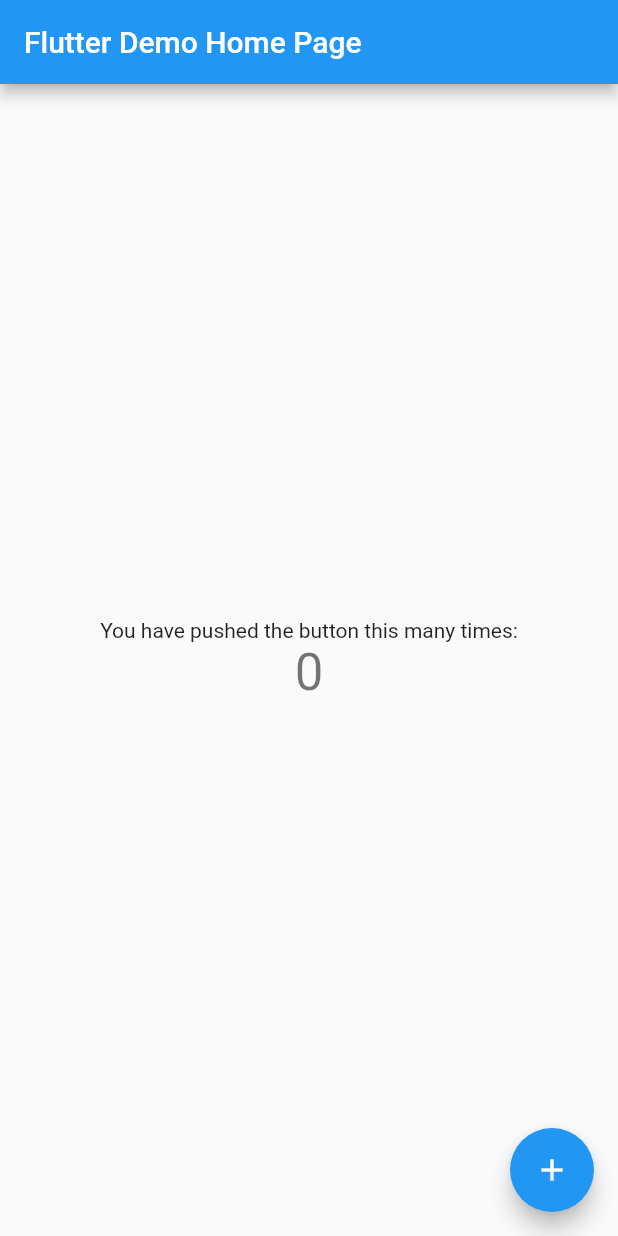
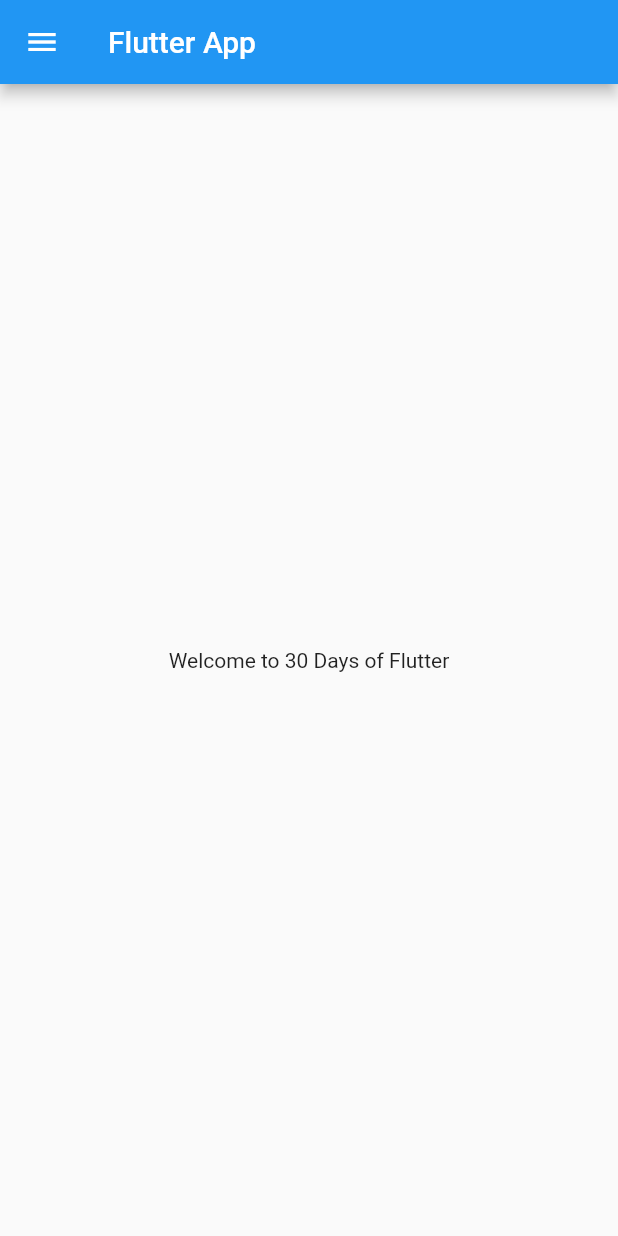
Before and after one commit to lordarcadius/TekStore, a Flutter app: the screen it shows after launch, on a phone screen of 412 x 824 dp. Run offline on Flutter 3.47's test engine with Material 2 defaults, Android fonts, the phone set to English and light mode, and no system bars.

Commit message:
Day 2: Completed

```diff
--- /dev/null
+++ b/lib/home_screen.dart
@@ -0,0 +1,23 @@
+import 'package:flutter/material.dart';
+
+class HomeScreen extends StatelessWidget {
+  const HomeScreen({Key key}) : super(key: key);
+
+  @override
+  Widget build(BuildContext context) {
+    int days = 30;
+    return Container(
+      child: Scaffold(
+        appBar: AppBar(
+          title: Text('Flutter App'),
+        ),
+        body: Center(
+          child: Container(
+            child: Text('Welcome to $days Days of Flutter'),
+          ),
+        ),
+        drawer: Drawer(),
+      ),
+    );
+  }
+}
--- a/lib/main.dart
+++ b/lib/main.dart
@@ -1,113 +1,19 @@
 import 'package:flutter/material.dart';
+import 'package:flutter_catalog/home_screen.dart';
 
 void main() {
   runApp(MyApp());
 }
 
 class MyApp extends StatelessWidget {
-  // This widget is the root of your application.
+  const MyApp({Key key}) : super(key: key);
+
   @override
   Widget build(BuildContext context) {
-    return MaterialApp(
-      title: 'Flutter Demo',
-      theme: ThemeData(
-        // This is the theme of your application.
-        //
-        // Try running your application with "flutter run". You'll see the
-        // application has a blue toolbar. Then, without quitting the app, try
-        // changing the primarySwatch below to Colors.green and then invoke
-        // "hot reload" (press "r" in the console where you ran "flutter run",
-        // or simply save your changes to "hot reload" in a Flutter IDE).
-        // Notice that the counter didn't reset back to zero; the application
-        // is not restarted.
-        primarySwatch: Colors.blue,
+    return Container(
+      child: MaterialApp(
+        home: HomeScreen()
       ),
-      home: MyHomePage(title: 'Flutter Demo Home Page'),
     );
   }
 }
-
-class MyHomePage extends StatefulWidget {
-  MyHomePage({Key key, this.title}) : super(key: key);
-
-  // This widget is the home page of your application. It is stateful, meaning
-  // that it has a State object (defined below) that contains fields that affect
-  // how it looks.
-
-  // This class is the configuration for the state. It holds the values (in this
-  // case the title) provided by the parent (in this case the App widget) and
-  // used by the build method of the State. Fields in a Widget subclass are
-  // always marked "final".
-
-  final String title;
-
-  @override
-  _MyHomePageState createState() => _MyHomePageState();
-}
-
-class _MyHomePageState extends State<MyHomePage> {
-  int _counter = 0;
-
-  void _incrementCounter() {
-    setState(() {
-      // This call to setState tells the Flutter framework that something has
-      // changed in this State, which causes it to rerun the build method below
-      // so that the display can reflect the updated values. If we changed
-      // _counter without calling setState(), then the build method would not be
-      // called again, and so nothing would appear to happen.
-      _counter++;
-    });
-  }
-
-  @override
-  Widget build(BuildContext context) {
-    // This method is rerun every time setState is called, for instance as done
-    // by the _incrementCounter method above.
-    //
-    // The Flutter framework has been optimized to make rerunning build methods
-    // fast, so that you can just rebuild anything that needs updating rather
-    // than having to individually change instances of widgets.
-    return Scaffold(
-      appBar: AppBar(
-        // Here we take the value from the MyHomePage object that was created by
-        // the App.build method, and use it to set our appbar title.
-        title: Text(widget.title),
-      ),
-      body: Center(
-        // Center is a layout widget. It takes a single child and positions it
-        // in the middle of the parent.
-        child: Column(
-          // Column is also a layout widget. It takes a list of children and
-          // arranges them vertically. By default, it sizes itself to fit its
-          // children horizontally, and tries to be as tall as its parent.
-          //
-          // Invoke "debug painting" (press "p" in the console, choose the
-          // "Toggle Debug Paint" action from the Flutter Inspector in Android
-          // Studio, or the "Toggle Debug Paint" command in Visual Studio Code)
-          // to see the wireframe for each widget.
-          //
-          // Column has various properties to control how it sizes itself and
-          // how it positions its children. Here we use mainAxisAlignment to
-          // center the children vertically; the main axis here is the vertical
-          // axis because Columns are vertical (the cross axis would be
-          // horizontal).
-          mainAxisAlignment: MainAxisAlignment.center,
-          children: <Widget>[
-            Text(
-              'You have pushed the button this many times:',
-            ),
-            Text(
-              '$_counter',
-              style: Theme.of(context).textTheme.headline4,
-            ),
-          ],
-        ),
-      ),
-      floatingActionButton: FloatingActionButton(
-        onPressed: _incrementCounter,
-        tooltip: 'Increment',
-        child: Icon(Icons.add),
-      ), // This trailing comma makes auto-formatting nicer for build methods.
-    );
-  }
-}
```
